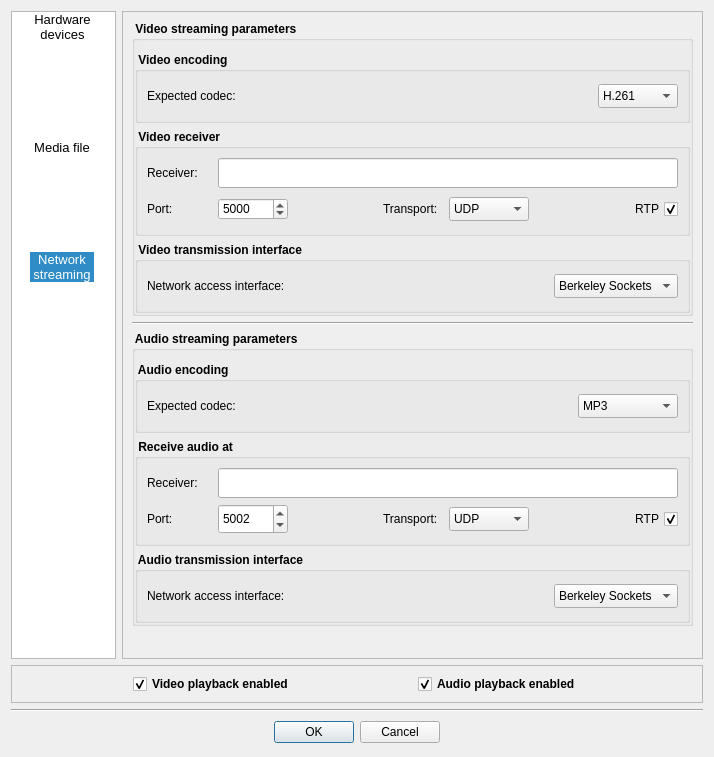
This is Homer/forms/Dialogs/OpenVideoAudioPreviewDialog.ui in Homer-Conferencing/Homer-Conferencing as Qt 5 draws it before an edit. The edited form follows.
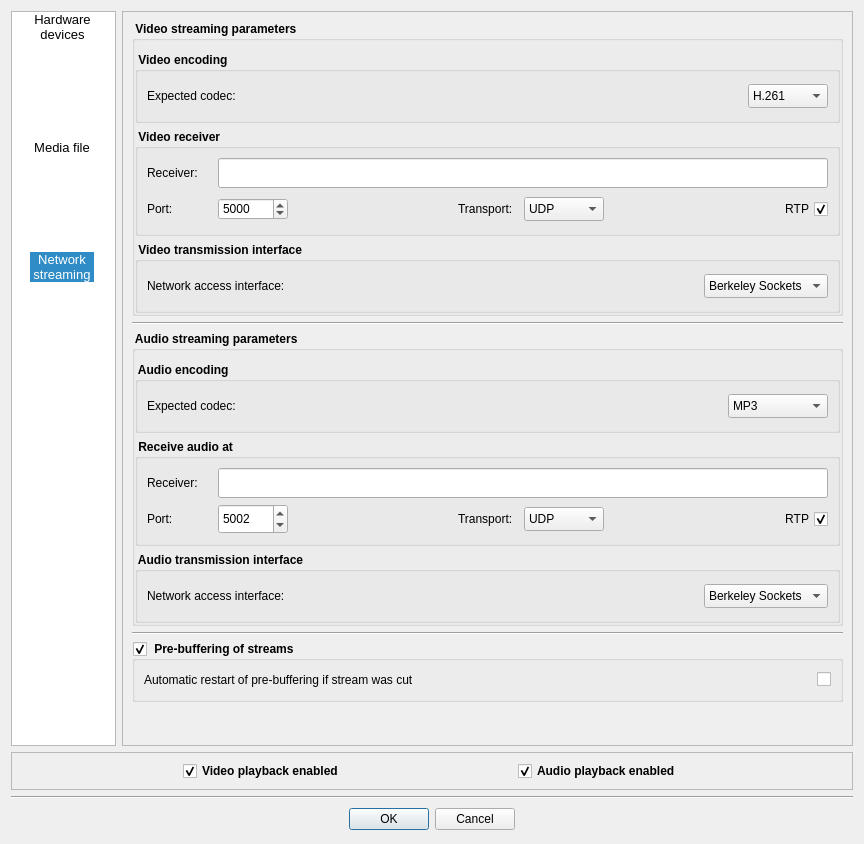
This is the edited form. Icons and pictures are not drawn.

Commit message: - added: allow the user to choice between unbuffered and buffered network stream playback - fixed: correct handling of push-to-talk mode

Patch:
```diff
--- a/Homer/forms/Dialogs/OpenVideoAudioPreviewDialog.ui
+++ b/Homer/forms/Dialogs/OpenVideoAudioPreviewDialog.ui
@@ -6,8 +6,8 @@
    <rect>
     <x>0</x>
     <y>0</y>
-    <width>714</width>
-    <height>757</height>
+    <width>864</width>
+    <height>844</height>
    </rect>
   </property>
   <property name="font">
@@ -1377,6 +1377,71 @@
            </layout>
           </widget>
          </item>
+         <item>
+          <widget class="Line" name="line_3">
+           <property name="orientation">
+            <enum>Qt::Horizontal</enum>
+           </property>
+          </widget>
+         </item>
+         <item>
+          <widget class="QGroupBox" name="mGrpPreBuffering">
+           <property name="font">
+            <font>
+             <weight>75</weight>
+             <bold>true</bold>
+            </font>
+           </property>
+           <property name="title">
+            <string> Pre-buffering of streams </string>
+           </property>
+           <property name="checkable">
+            <bool>true</bool>
+           </property>
+           <layout class="QVBoxLayout" name="verticalLayout_4">
+            <item>
+             <layout class="QHBoxLayout" name="horizontalLayout_4">
+              <item>
+               <widget class="QLabel" name="mLbCodecVideo_2">
+                <property name="font">
+                 <font>
+                  <weight>50</weight>
+                  <bold>false</bold>
+                 </font>
+                </property>
+                <property name="text">
+                 <string>Automatic restart of pre-buffering if stream was cut </string>
+                </property>
+               </widget>
+              </item>
+              <item>
+               <spacer name="horizontalSpacer_14">
+                <property name="orientation">
+                 <enum>Qt::Horizontal</enum>
+                </property>
+                <property name="sizeHint" stdset="0">
+                 <size>
+                  <width>40</width>
+                  <height>20</height>
+                 </size>
+                </property>
+               </spacer>
+              </item>
+              <item>
+               <widget class="QCheckBox" name="mCbRestartPreBuffering">
+                <property name="layoutDirection">
+                 <enum>Qt::RightToLeft</enum>
+                </property>
+                <property name="text">
+                 <string/>
+                </property>
+               </widget>
+              </item>
+             </layout>
+            </item>
+           </layout>
+          </widget>
+         </item>
          <item>
           <spacer name="verticalSpacer_3">
            <property name="orientation">
```
The commit also changes 3 other files.
